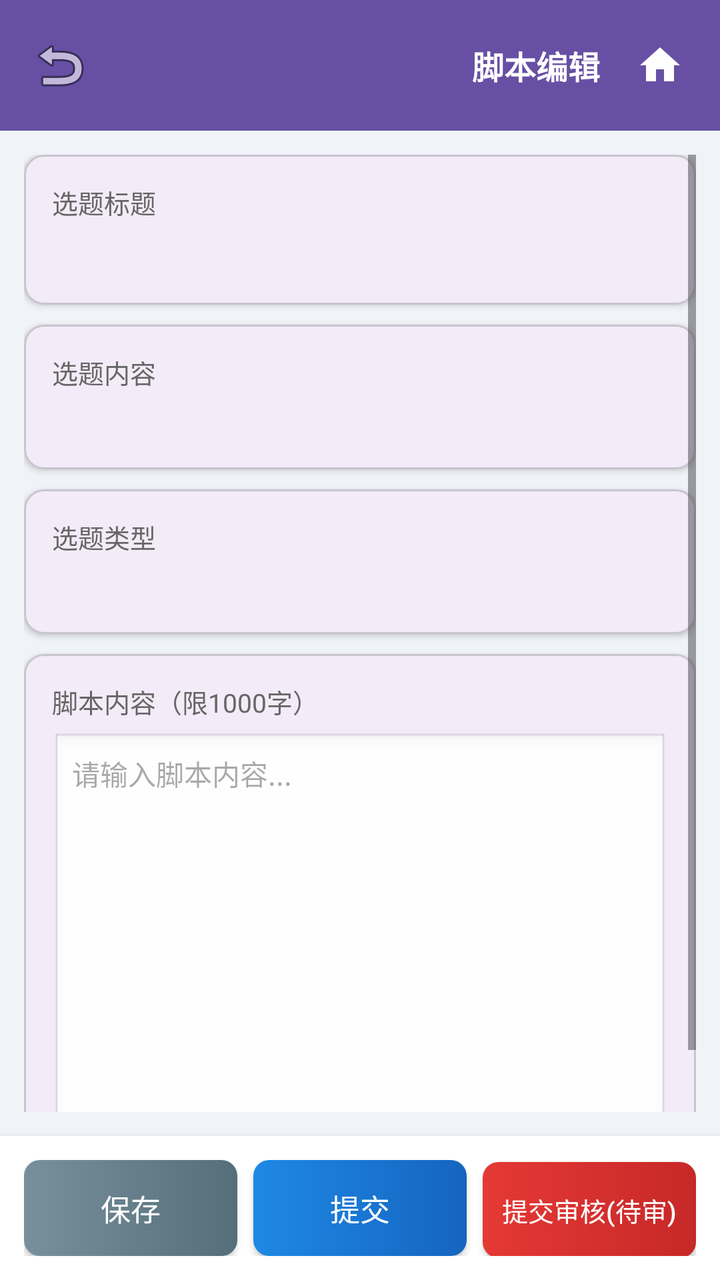
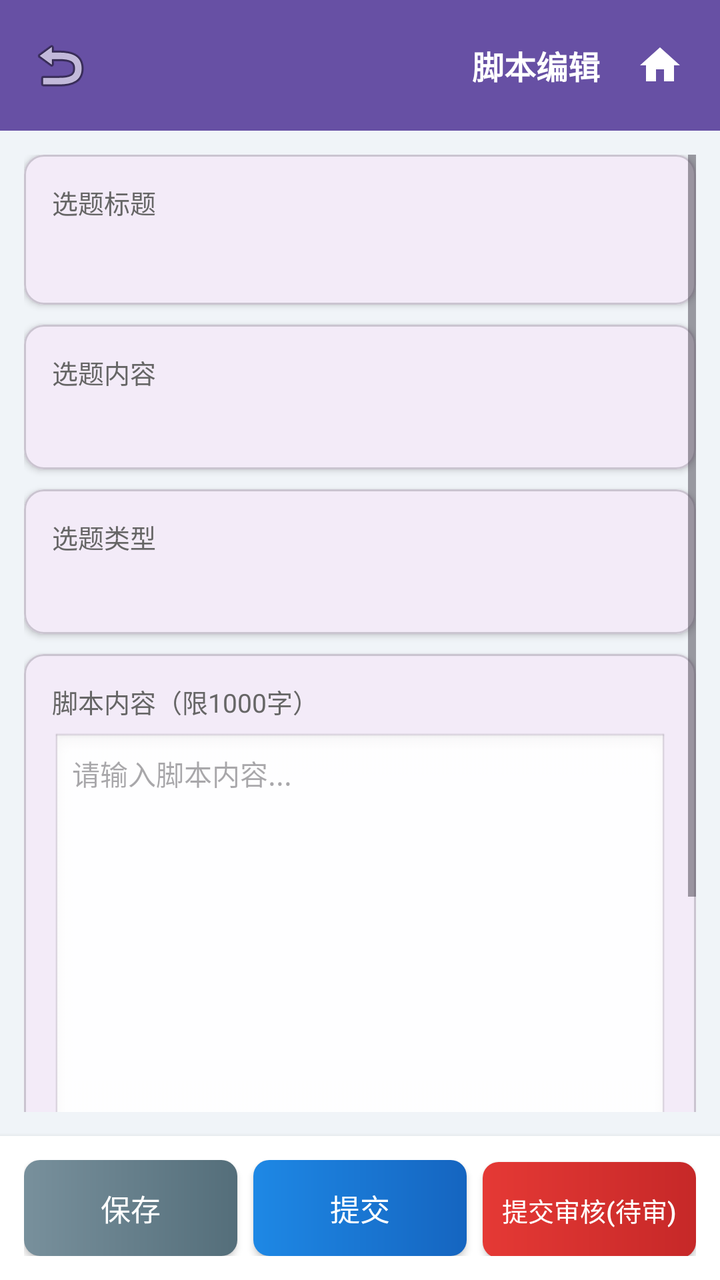

Two renders of the same Android screen: before a commit and after it. Below are the layout's source before the change and the commit's diff.
<!-- AndroidManifest.xml: application theme Theme.TaxGroup -->
<!-- res/layout/activity_script_detail.xml -->
<?xml version="1.0" encoding="utf-8"?>
<LinearLayout xmlns:android="http://schemas.android.com/apk/res/android"
    xmlns:app="http://schemas.android.com/apk/res-auto"
    android:id="@+id/script_detail_root"
    android:layout_width="match_parent"
    android:layout_height="match_parent"
    android:orientation="vertical"
    android:background="#F0F4F8">

    
    <LinearLayout
        android:layout_width="match_parent"
        android:layout_height="wrap_content"
        android:orientation="horizontal"
        android:background="?attr/colorPrimary"
        android:padding="12dp"
        android:gravity="center_vertical">

        <ImageButton
            android:id="@+id/btn_back"
            android:layout_width="36dp"
            android:layout_height="36dp"
            android:background="?attr/selectableItemBackgroundBorderless"
            android:src="@android:drawable/ic_menu_revert"
            android:contentDescription="返回" />

        <LinearLayout
            android:layout_width="0dp"
            android:layout_height="wrap_content"
            android:layout_weight="1"
            android:layout_marginStart="10dp"
            android:orientation="vertical">

            <TextView
                android:id="@+id/tv_user_name"
                android:layout_width="wrap_content"
                android:layout_height="wrap_content"
                android:textSize="16sp"
                android:textColor="#FFFFFF"
                android:textStyle="bold" />

            <TextView
                android:id="@+id/tv_depart"
                android:layout_width="wrap_content"
                android:layout_height="wrap_content"
                android:textSize="13sp"
                android:textColor="#BBDEFB"
                android:layout_marginTop="2dp" />
        </LinearLayout>

        <TextView
            android:layout_width="wrap_content"
            android:layout_height="wrap_content"
            android:text="脚本编辑"
            android:textSize="16sp"
            android:textColor="#FFFFFF"
            android:textStyle="bold" />

        <ImageButton
            android:id="@+id/btn_home"
            android:layout_width="36dp"
            android:layout_height="36dp"
            android:layout_marginStart="12dp"
            android:background="?attr/selectableItemBackgroundBorderless"
            android:src="@drawable/ic_home"
            android:contentDescription="主页面"
            android:tint="#FFFFFF" />
    </LinearLayout>

    
    <ScrollView
        android:layout_width="match_parent"
        android:layout_height="0dp"
        android:layout_weight="1"
        android:padding="12dp">

        <LinearLayout
            android:layout_width="match_parent"
            android:layout_height="wrap_content"
            android:orientation="vertical">

            
            <com.google.android.material.card.MaterialCardView
                android:layout_width="match_parent"
                android:layout_height="wrap_content"
                android:layout_marginBottom="10dp"
                app:cardCornerRadius="10dp"
                app:cardElevation="2dp">

                <LinearLayout
                    android:layout_width="match_parent"
                    android:layout_height="wrap_content"
                    android:orientation="vertical"
                    android:padding="14dp">

                    <TextView
                        android:layout_width="wrap_content"
                        android:layout_height="wrap_content"
                        android:text="选题标题"
                        android:textSize="13sp"
                        android:textColor="#666666" />

                    <TextView
                        android:id="@+id/tv_com_title"
                        android:layout_width="match_parent"
                        android:layout_height="wrap_content"
                        android:layout_marginTop="6dp"
                        android:textSize="16sp"
                        android:textColor="#212121"
                        android:textStyle="bold" />
                </LinearLayout>
            </com.google.android.material.card.MaterialCardView>

            
            <com.google.android.material.card.MaterialCardView
                android:layout_width="match_parent"
                android:layout_height="wrap_content"
                android:layout_marginBottom="10dp"
                app:cardCornerRadius="10dp"
                app:cardElevation="2dp">

                <LinearLayout
                    android:layout_width="match_parent"
                    android:layout_height="wrap_content"
                    android:orientation="vertical"
                    android:padding="14dp">

                    <TextView
                        android:layout_width="wrap_content"
                        android:layout_height="wrap_content"
                        android:text="选题内容"
                        android:textSize="13sp"
                        android:textColor="#666666" />

                    <TextView
                        android:id="@+id/tv_com_summary"
                        android:layout_width="match_parent"
                        android:layout_height="wrap_content"
                        android:layout_marginTop="6dp"
                        android:textSize="14sp"
                        android:textColor="#424242"
                        android:lineSpacingMultiplier="1.3" />
                </LinearLayout>
            </com.google.android.material.card.MaterialCardView>

            
            <com.google.android.material.card.MaterialCardView
                android:layout_width="match_parent"
                android:layout_height="wrap_content"
                android:layout_marginBottom="10dp"
                app:cardCornerRadius="10dp"
                app:cardElevation="2dp">

                <LinearLayout
                    android:layout_width="match_parent"
                    android:layout_height="wrap_content"
                    android:orientation="vertical"
                    android:padding="14dp">

                    <TextView
                        android:layout_width="wrap_content"
                        android:layout_height="wrap_content"
                        android:text="选题类型"
                        android:textSize="13sp"
                        android:textColor="#666666" />

                    <TextView
                        android:id="@+id/tv_type_name"
                        android:layout_width="match_parent"
                        android:layout_height="wrap_content"
                        android:layout_marginTop="6dp"
                        android:textSize="14sp"
                        android:textColor="#1976D2"
                        android:textStyle="bold" />
                </LinearLayout>
            </com.google.android.material.card.MaterialCardView>

            
            <com.google.android.material.card.MaterialCardView
                android:layout_width="match_parent"
                android:layout_height="wrap_content"
                app:cardCornerRadius="10dp"
                app:cardElevation="2dp">

                <LinearLayout
                    android:layout_width="match_parent"
                    android:layout_height="wrap_content"
                    android:orientation="vertical"
                    android:padding="14dp">

                    <TextView
                        android:layout_width="wrap_content"
                        android:layout_height="wrap_content"
                        android:text="脚本内容（限1000字）"
                        android:textSize="13sp"
                        android:textColor="#666666" />

                    <EditText
                        android:id="@+id/et_script"
                        android:layout_width="match_parent"
                        android:layout_height="wrap_content"
                        android:layout_marginTop="6dp"
                        android:minHeight="200dp"
                        android:gravity="top|start"
                        android:hint="请输入脚本内容..."
                        android:textSize="14sp"
                        android:textColor="#212121"
                        android:background="@android:drawable/edit_text"
                        android:padding="10dp"
                        android:maxLength="1000" />

                    <TextView
                        android:id="@+id/tv_char_count"
                        android:layout_width="wrap_content"
                        android:layout_height="wrap_content"
                        android:layout_marginTop="6dp"
                        android:text="0/1000"
                        android:textSize="12sp"
                        android:textColor="#999999"
                        android:layout_gravity="end" />
                </LinearLayout>
            </com.google.android.material.card.MaterialCardView>

            
            <com.google.android.material.card.MaterialCardView
                android:id="@+id/card_dep_vet_audit"
                android:layout_width="match_parent"
                android:layout_height="wrap_content"
                android:layout_marginTop="10dp"
                android:visibility="gone"
                app:cardCornerRadius="10dp"
                app:cardElevation="2dp"
                app:cardBackgroundColor="#FFF8E1">

                <LinearLayout
                    android:layout_width="match_parent"
                    android:layout_height="wrap_content"
                    android:orientation="vertical"
                    android:padding="14dp">

                    <TextView
                        android:layout_width="wrap_content"
                        android:layout_height="wrap_content"
                        android:text="业务审核"
                        android:textSize="15sp"
                        android:textColor="#B71C1C"
                        android:textStyle="bold" />

                    <TextView
                        android:layout_width="wrap_content"
                        android:layout_height="wrap_content"
                        android:layout_marginTop="6dp"
                        android:text="请选择审核结果（必选）："
                        android:textSize="13sp"
                        android:textColor="#666666" />

                    <RadioGroup
                        android:id="@+id/rg_vet_choice"
                        android:layout_width="match_parent"
                        android:layout_height="wrap_content"
                        android:layout_marginTop="6dp"
                        android:orientation="vertical">

                        <RadioButton
                            android:id="@+id/rb_promote"
                            android:layout_width="match_parent"
                            android:layout_height="wrap_content"
                            android:text="可以宣传"
                            android:textSize="14sp"
                            android:textColor="#2E7D32" />

                        <RadioButton
                            android:id="@+id/rb_not_my_dept"
                            android:layout_width="match_parent"
                            android:layout_height="wrap_content"
                            android:text="非本部门业务"
                            android:textSize="14sp"
                            android:textColor="#EF6C00" />

                        <RadioButton
                            android:id="@+id/rb_not_recommend"
                            android:layout_width="match_parent"
                            android:layout_height="wrap_content"
                            android:text="不建议宣传"
                            android:textSize="14sp"
                            android:textColor="#C62828" />
                    </RadioGroup>

                    <TextView
                        android:layout_width="wrap_content"
                        android:layout_height="wrap_content"
                        android:layout_marginTop="10dp"
                        android:text="修改意见（限100字，可选）："
                        android:textSize="13sp"
                        android:textColor="#666666" />

                    <EditText
                        android:id="@+id/et_memo"
                        android:layout_width="match_parent"
                        android:layout_height="wrap_content"
                        android:layout_marginTop="6dp"
                        android:minHeight="80dp"
                        android:gravity="top|start"
                        android:hint="请填写修改意见..."
                        android:textSize="13sp"
                        android:textColor="#212121"
                        android:background="@android:drawable/edit_text"
                        android:padding="8dp"
                        android:maxLength="100" />

                    <TextView
                        android:id="@+id/tv_memo_count"
                        android:layout_width="wrap_content"
                        android:layout_height="wrap_content"
                        android:layout_marginTop="4dp"
                        android:text="0/100"
                        android:textSize="12sp"
                        android:textColor="#999999"
                        android:layout_gravity="end" />

                    <Button
                        android:id="@+id/btn_dep_vet_submit"
                        android:layout_width="match_parent"
                        android:layout_height="44dp"
                        android:layout_marginTop="12dp"
                        android:text="提交业务审核"
                        android:textSize="15sp"
                        android:textColor="#FFFFFF"
                        android:background="@drawable/bg_topic_btn_red" />
                </LinearLayout>
            </com.google.android.material.card.MaterialCardView>

        </LinearLayout>
    </ScrollView>

    
    <LinearLayout
        android:layout_width="match_parent"
        android:layout_height="wrap_content"
        android:orientation="horizontal"
        android:padding="12dp"
        android:background="#FFFFFF"
        android:elevation="4dp">

        <Button
            android:id="@+id/btn_save"
            android:layout_width="0dp"
            android:layout_height="48dp"
            android:layout_weight="1"
            android:layout_marginEnd="8dp"
            android:text="保存"
            android:textSize="15sp"
            android:textColor="#FFFFFF"
            android:background="@drawable/bg_topic_btn_gray" />

        <Button
            android:id="@+id/btn_submit"
            android:layout_width="0dp"
            android:layout_height="48dp"
            android:layout_weight="1"
            android:layout_marginEnd="8dp"
            android:text="提交"
            android:textSize="15sp"
            android:textColor="#FFFFFF"
            android:background="@drawable/bg_topic_btn_blue" />

        <Button
            android:id="@+id/btn_audit"
            android:layout_width="0dp"
            android:layout_height="48dp"
            android:layout_weight="1"
            android:text="提交审核(待审)"
            android:textSize="13sp"
            android:textColor="#FFFFFF"
            android:background="@drawable/bg_topic_btn_red" />
    </LinearLayout>

    
    <LinearLayout
        android:layout_width="match_parent"
        android:layout_height="wrap_content"
        android:orientation="horizontal"
        android:padding="12dp"
        android:background="#FFFFFF"
        android:elevation="4dp"
        android:visibility="gone">

        <Button
            android:id="@+id/btn_back_bottom"
            android:layout_width="0dp"
            android:layout_height="48dp"
            android:layout_weight="1"
            android:text="返回"
            android:textSize="15sp"
            android:textColor="#FFFFFF"
            android:background="@drawable/bg_topic_btn_blue" />
    </LinearLayout>

    
    <ProgressBar
        android:id="@+id/progress_bar"
        android:layout_width="wrap_content"
        android:layout_height="wrap_content"
        android:layout_gravity="center"
        android:visibility="gone" />

</LinearLayout>
<!-- resources referenced by this layout -->
<resources>
  <!-- drawable bg_topic_btn_blue (drawable) -->
  <?xml version="1.0" encoding="utf-8"?>
  <shape xmlns:android="http://schemas.android.com/apk/res/android"
      android:shape="rectangle">
      <gradient android:startColor="#1E88E5" android:endColor="#1565C0" android:angle="0" />
      <corners android:radius="8dp" />
  </shape>
  <!-- drawable bg_topic_btn_gray (drawable) -->
  <?xml version="1.0" encoding="utf-8"?>
  <shape xmlns:android="http://schemas.android.com/apk/res/android"
      android:shape="rectangle">
      <gradient android:startColor="#78909C" android:endColor="#546E7A" android:angle="0" />
      <corners android:radius="8dp" />
  </shape>
  <!-- drawable bg_topic_btn_red (drawable) -->
  <?xml version="1.0" encoding="utf-8"?>
  <shape xmlns:android="http://schemas.android.com/apk/res/android"
      android:shape="rectangle">
      <gradient android:startColor="#E53935" android:endColor="#C62828" android:angle="0" />
      <corners android:radius="8dp" />
  </shape>
  <!-- drawable ic_home (drawable) -->
  <?xml version="1.0" encoding="utf-8"?>
  <vector xmlns:android="http://schemas.android.com/apk/res/android"
      android:width="24dp"
      android:height="24dp"
      android:viewportWidth="24"
      android:viewportHeight="24"
      android:tint="#FFFFFF">
      <path
          android:fillColor="@android:color/white"
          android:pathData="M10,20v-6h4v6h5v-8h3L12,3 2,12h3v8z" />
  </vector>
  <style name="Theme.TaxGroup" parent="Base.Theme.TaxGroup" />
  <style name="Base.Theme.TaxGroup" parent="Theme.Material3.DayNight.NoActionBar">
          
          
      </style>
</resources>

<!-- the commit's change to res/layout/activity_script_detail.xml (unified diff, before → after) -->
@@ -223,6 +223,98 @@
 
             
             <com.google.android.material.card.MaterialCardView
+                android:id="@+id/card_attachment"
+                android:layout_width="match_parent"
+                android:layout_height="wrap_content"
+                android:layout_marginTop="10dp"
+                app:cardCornerRadius="10dp"
+                app:cardElevation="2dp">
+
+                <LinearLayout
+                    android:layout_width="match_parent"
+                    android:layout_height="wrap_content"
+                    android:orientation="vertical"
+                    android:padding="14dp">
+
+                    <TextView
+                        android:layout_width="wrap_content"
+                        android:layout_height="wrap_content"
+                        android:text="附件（支持 Word / WPS，单个）"
+                        android:textSize="13sp"
+                        android:textColor="#666666" />
+
+                    
+                    <Button
+                        android:id="@+id/btn_select_attachment"
+                        android:layout_width="match_parent"
+                        android:layout_height="44dp"
+                        android:layout_marginTop="10dp"
+                        android:text="选择文件"
+                        android:textSize="14sp"
+                        android:textColor="#FFFFFF"
+                        android:background="@drawable/bg_topic_btn_blue" />
+
+                    
+                    <LinearLayout
+                        android:id="@+id/ll_attachment_info"
+                        android:layout_width="match_parent"
+                        android:layout_height="wrap_content"
+                        android:orientation="vertical"
+                        android:layout_marginTop="10dp"
+                        android:visibility="gone">
+
+                        <TextView
+                            android:id="@+id/tv_attachment_name"
+                            android:layout_width="match_parent"
+                            android:layout_height="wrap_content"
+                            android:textSize="14sp"
+                            android:textColor="#212121"
+                            android:ellipsize="middle"
+                            android:singleLine="true" />
+
+                        <LinearLayout
+                            android:layout_width="match_parent"
+                            android:layout_height="wrap_content"
+                            android:orientation="horizontal"
+                            android:layout_marginTop="8dp">
+
+                            <Button
+                                android:id="@+id/btn_preview_attachment"
+                                android:layout_width="0dp"
+                                android:layout_height="40dp"
+                                android:layout_weight="1"
+                                android:layout_marginEnd="6dp"
+                                android:text="预览"
+                                android:textSize="13sp"
+                                android:textColor="#FFFFFF"
+                                android:background="@drawable/bg_topic_btn_gray"
+                                android:visibility="gone" />
+
+                            <Button
+                                android:id="@+id/btn_remove_attachment"
+                                android:layout_width="0dp"
+                                android:layout_height="40dp"
+                                android:layout_weight="1"
+                                android:text="删除"
+                                android:textSize="13sp"
+                                android:textColor="#FFFFFF"
+                                android:background="@drawable/bg_topic_btn_red" />
+                            
+                        </LinearLayout>
+                    </LinearLayout>
+
+                    <ProgressBar
+                        android:id="@+id/pb_attachment"
+                        android:layout_width="wrap_content"
+                        android:layout_height="wrap_content"
+                        android:layout_marginTop="10dp"
+                        android:layout_gravity="center"
+                        android:visibility="gone" />
+                </LinearLayout>
+            </com.google.android.material.card.MaterialCardView>
+
+            
+            <com.google.android.material.card.MaterialCardView
                 android:id="@+id/card_dep_vet_audit"
                 android:layout_width="match_parent"
                 android:layout_height="wrap_content"
